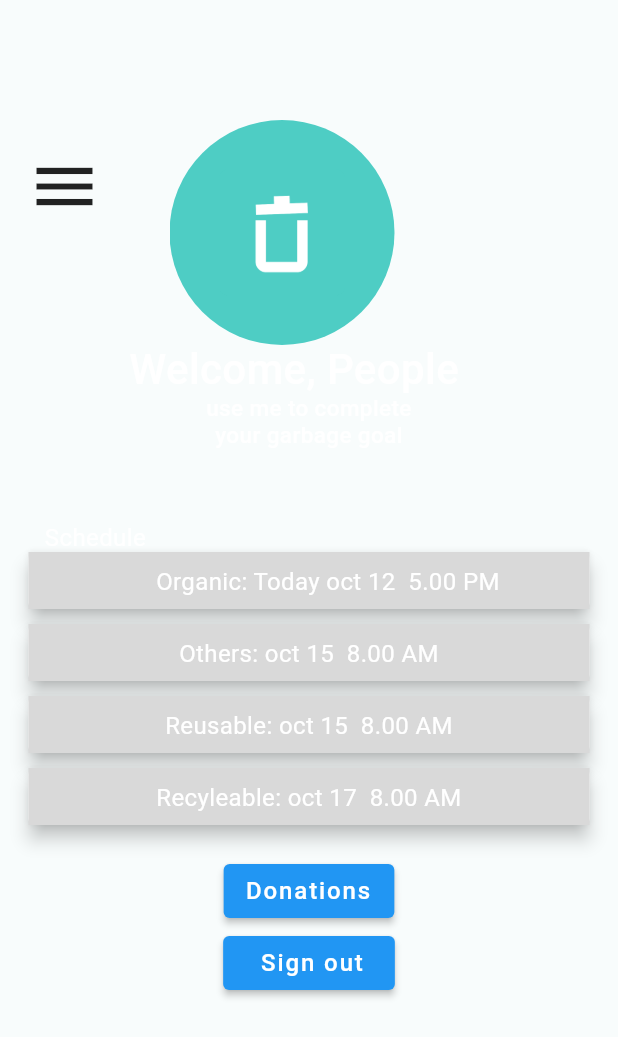
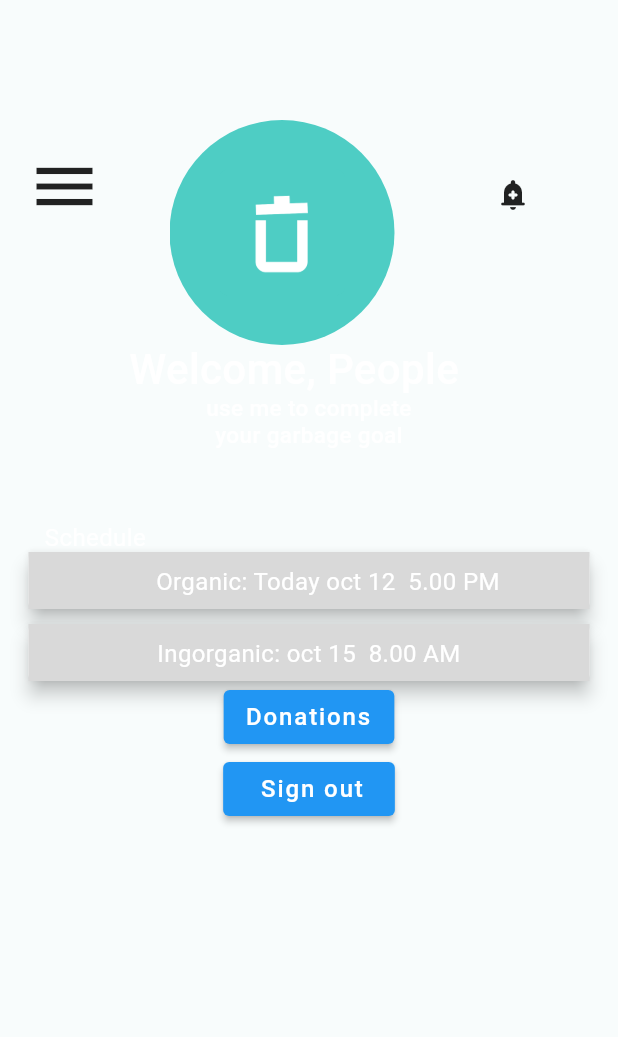
Before and after one commit to Yogeshpanta/nadir, a Flutter app: the MyHomePage screen opened directly, on a phone screen of 412 x 824 dp. Shown: the top 1037 px of the screen. Run offline on Flutter 3.47's test engine with Material 2 defaults, Android fonts, the light colour scheme and no system bars; our stand-ins replace flutter_map, flutter_screenutil.

Commit message:
the prototype

```diff
--- a/lib/home_page/home_page_one.dart
+++ b/lib/home_page/home_page_one.dart
@@ -1,4 +1,5 @@
 import 'package:flutter/material.dart';
+import 'package:uzme/home_page/drawer.dart';
 //import 'package:uzme/home_page/general_info.dart';
 import 'package:uzme/sign_log_in_page/log_in_page.dart';
 //import 'package:uzme/sign_log_in_page/sign_in_page.dart';
@@ -16,7 +17,8 @@ class MyHomePage extends StatelessWidget {
     return Scaffold(
       backgroundColor: const Color(0xffF8FCFC),
 
-      body:Column(
+      body:SingleChildScrollView(
+        child: Column(
           //mainAxisAlignment: MainAxisAlignment.center,
           children: [
             Row(
@@ -29,7 +31,7 @@ class MyHomePage extends StatelessWidget {
                   icon: const Icon(Icons.menu, size: 50,),
                   tooltip: 'Show Snackbar',
                   onPressed:  ( ) {
-
+                      const DrawerPage();
                   },
                 ),
                 ),
@@ -49,6 +51,18 @@ class MyHomePage extends StatelessWidget {
                   ),
                 ),
                 ),
+
+                Padding(
+                  padding: EdgeInsets.only(top: 30),
+                  child:  IconButton(onPressed:  () {
+                    ScaffoldMessenger.of(context).showSnackBar(
+                        const SnackBar(content:
+                        Text('Vechile will be there by tommorrow')));
+                  },
+                    icon: Icon(
+                      Icons.add_alert_rounded,
+                    ),),
+                )
               ],
             ),
           const Padding(
@@ -101,39 +115,15 @@ class MyHomePage extends StatelessWidget {
                 width: double.infinity,
                 color: const Color(0xffD9D9D9),
                 padding: const EdgeInsets.only(top:10),
-              child: const Text('Others: oct 15  8.00 AM',
+                child: const Text('Ingorganic: oct 15  8.00 AM',
                   textAlign: TextAlign.center,
                 ),),
             ),
 
-          Card(
-            elevation: 5,
-            margin: const EdgeInsets.only(right: 19, left: 19, top: 10),
-            child: Container(
-              // margin: EdgeInsets.only(right: 19, left: 19),
-              height: 38,
-              width: double.infinity,
-              color: const Color(0xffD9D9D9),
-              padding: const EdgeInsets.only(top:10),
-              child: const Text('Reusable: oct 15  8.00 AM',
-                textAlign: TextAlign.center,
-              ),),
-          ),
 
-          Card(
-            elevation: 5,
-            margin: const EdgeInsets.only(right: 19, left: 19, top: 10,
-                bottom: 20),
-            child: Container(
-              // margin: EdgeInsets.only(right: 19, left: 19),
-              height: 38,
-              width: double.infinity,
-              color: const Color(0xffD9D9D9),
-              padding: const EdgeInsets.only(top:10),
-              child: const Text('Recyleable: oct 17  8.00 AM',
-                textAlign: TextAlign.center,
-              ),),
-          ),
+
+
+
 
              ElevatedButton(
                   onPressed: ( ) {
@@ -188,6 +178,7 @@ class MyHomePage extends StatelessWidget {
     //       ),
           ],
         ),
+      ),
 
 
     );
--- a/pubspec.yaml
+++ b/pubspec.yaml
@@ -30,6 +30,9 @@ dependencies:
   flutter:
     sdk: flutter
   http: ^0.13.4
+  provider: ^3.0.0
+  intl: ^0.15.8
+  shared_preferences: ^0.5.3+1
 
 
   # The following adds the Cupertino Icons font to your application.
```
Also changed, not shown: pubspec.lock. Lines whose indentation alone changed are shown as unchanged.
